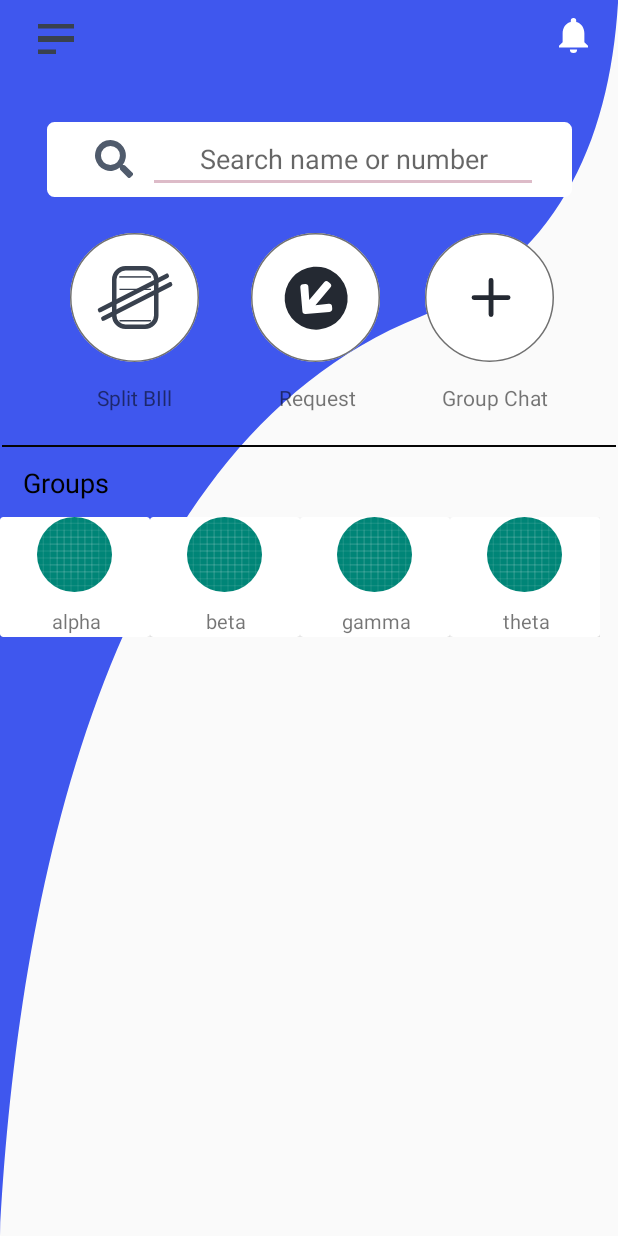
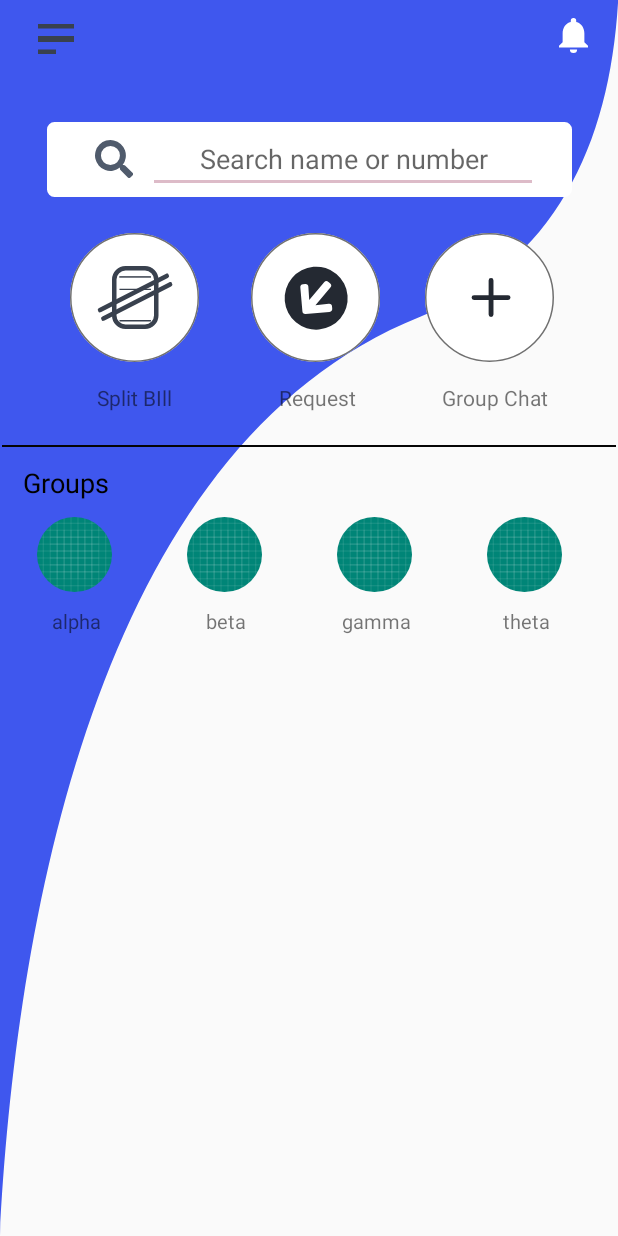
Before and after one commit to AkhilRautela/ledger_system, an Android app: the home_fragment screen opened directly, with no data from a screen before it, on a phone screen of 412 x 824 dp. Run offline under Robolectric (Android 15) with nearby library versions, the phone set to English and light mode, and no system bars; our stand-ins replace CircleImageView, Firebase (no records; nobody signed in at launch, a user with empty details on screens opened directly), navigation-ui; libraries missing offline, so code that uses them is left out: androidx.constraintlayout.solver, com.amulyakhare.textdrawable.

Commit message:
got rid of white back finally

```diff
--- a/app/src/main/res/layout-v26/general_profile_ui.xml
+++ b/app/src/main/res/layout-v26/general_profile_ui.xml
@@ -1,12 +1,14 @@
 <?xml version="1.0" encoding="utf-8"?>
 <RelativeLayout xmlns:android="http://schemas.android.com/apk/res/android"
-    android:layout_width="wrap_content" android:layout_height="wrap_content"
-    android:background="@null"
+    android:layout_width="wrap_content"
+    android:layout_height="wrap_content"
+    xmlns:app="http://schemas.android.com/apk/res-auto"
     >
     <androidx.cardview.widget.CardView
         android:layout_width="100dp"
         android:layout_height="80dp"
-        android:background="@null">
+        app:cardBackgroundColor="@android:color/transparent"
+        app:cardElevation="0dp">
 
 
         <RelativeLayout
--- a/app/src/main/res/layout/general_profile_ui.xml
+++ b/app/src/main/res/layout/general_profile_ui.xml
@@ -3,19 +3,20 @@
     android:layout_width="wrap_content"
     android:layout_height="wrap_content"
     xmlns:app="http://schemas.android.com/apk/res-auto"
-    android:background="@android:color/transparent"
+
     >
     <androidx.cardview.widget.CardView
         android:layout_width="100dp"
         android:layout_height="80dp"
-        android:background="@android:color/transparent"
+        app:cardBackgroundColor="@android:color/transparent"
+        app:cardElevation="0dp"
         >
 
         <RelativeLayout
             android:layout_width="wrap_content"
             android:layout_height="wrap_content"
             android:orientation="vertical"
-            android:background="@android:color/transparent"
+
             >
 
             <de.hdodenhof.circleimageview.CircleImageView
@@ -26,6 +27,7 @@
                 android:scaleType="centerCrop"
                 android:background="@null"
                 android:src="@drawable/ic_launcher_background"
+
 
                 />
 
@@ -39,7 +41,6 @@
                 android:layout_marginTop="60dp"
                 android:layout_marginEnd="0dp"
                 android:layout_marginBottom="0dp"
-                android:background="@android:color/transparent"
                 android:gravity="center"
                 android:text="dummy_name"
                 android:layout_marginVertical="25dp"/>
```
